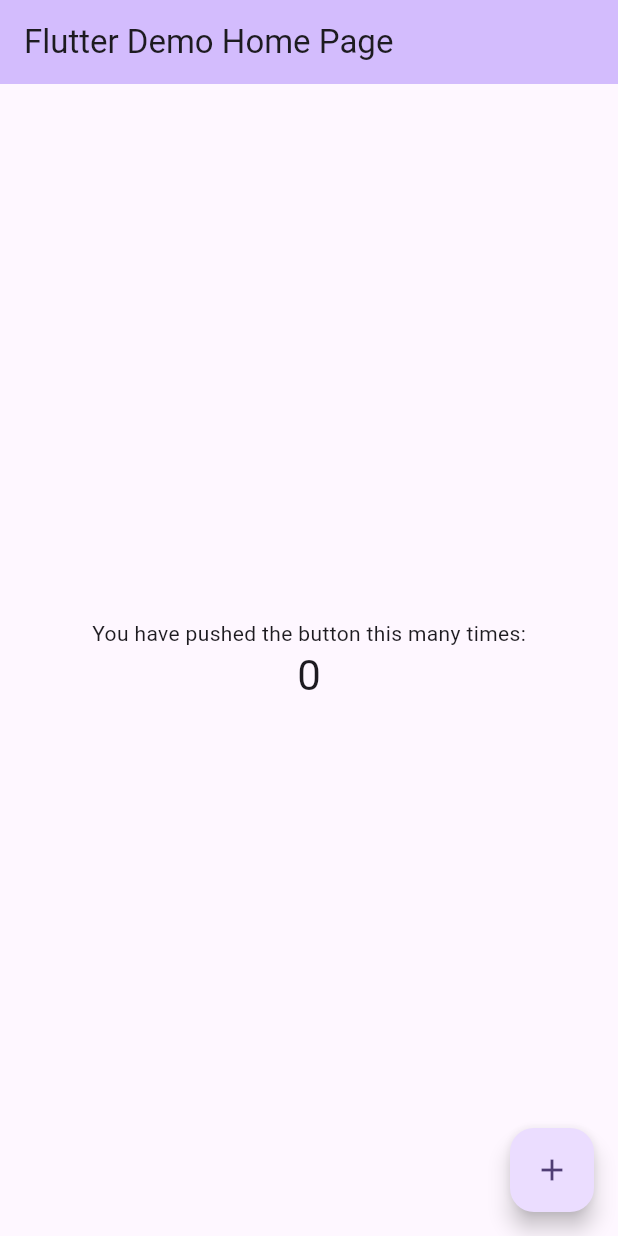
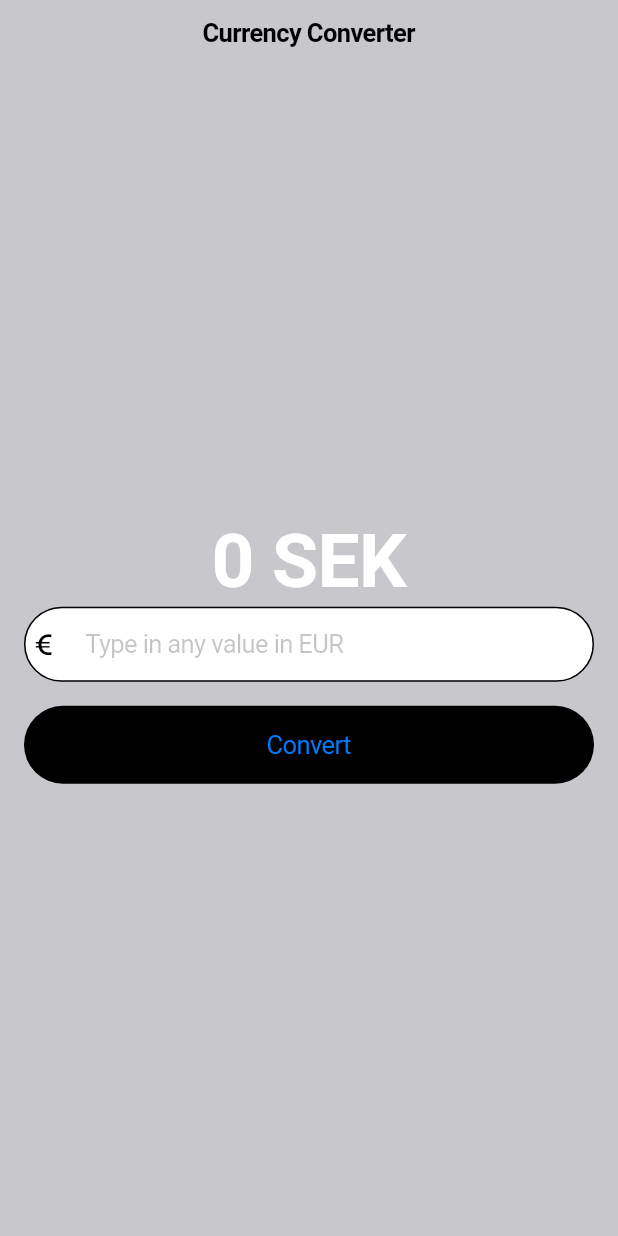
Before and after one commit to IsackHaer/Currency-Converter, a Flutter app: the screen it shows after launch, on a phone screen of 412 x 824 dp. Run offline on Flutter 3.47's test engine with Material 2 defaults, Android fonts, the phone set to English and light mode, and no system bars.

Commit message:
Material & Cupertino designs

```diff
--- /dev/null
+++ b/lib/CupertinoHomePage.dart
@@ -0,0 +1,74 @@
+import 'package:flutter/cupertino.dart';
+
+
+class CupertinoHomePage extends StatefulWidget {
+  const CupertinoHomePage({super.key});
+
+  @override
+  State<CupertinoHomePage> createState() => _CupertinoHomePageState();
+}
+
+class _CupertinoHomePageState extends State<CupertinoHomePage> {
+  double result = 0;
+  final TextEditingController textEditingController = TextEditingController();
+
+  @override
+  Widget build(BuildContext context) {
+    return CupertinoPageScaffold(
+      backgroundColor: CupertinoColors.systemGrey3,
+      navigationBar: const CupertinoNavigationBar(
+        backgroundColor: CupertinoColors.systemGrey3,
+        middle: Text('Currency Converter'),
+      ),
+      child: Center(
+        child: Padding(
+          padding: const EdgeInsets.all(16.0),
+          child: Column(
+            mainAxisAlignment: MainAxisAlignment.center,
+            crossAxisAlignment: CrossAxisAlignment.center,
+            children: [
+              Text(
+                '${result != 0 ? result.toStringAsFixed(2) : result.toStringAsFixed(0)} SEK',
+                style: const TextStyle(
+                    fontSize: 50,
+                    fontWeight: FontWeight.bold,
+                    color: CupertinoColors.white),
+              ),
+              SizedBox(
+                height: 50,
+                child: CupertinoTextField(
+                  controller: textEditingController,
+                  keyboardType:
+                      const TextInputType.numberWithOptions(decimal: true),
+                  style: const TextStyle(color: CupertinoColors.black),
+                  decoration: BoxDecoration(
+                    color: CupertinoColors.white,
+                    border: Border.all(color: CupertinoColors.black),
+                    borderRadius: BorderRadius.circular(50),
+                  ),
+                  prefix: const Icon(CupertinoIcons.money_euro, color: CupertinoColors.black),
+                  placeholder: 'Type in any value in EUR',
+                  padding: const EdgeInsets.only(left: 16.0),
+                ),
+              ),
+              const SizedBox(height: 16),
+              SizedBox(
+                width: double.infinity,
+                child: CupertinoButton(
+                  onPressed: () {
+                    setState(() {
+                      result = double.parse(textEditingController.text) * 11.71;
+                    });
+                  },
+                  color: CupertinoColors.black,
+                  borderRadius: BorderRadius.circular(50),
+                  child: const Text('Convert'),
+                ),
+              ),
+            ],
+          ),
+        ),
+      ),
+    );
+  }
+}
--- a/lib/main.dart
+++ b/lib/main.dart
@@ -1,125 +1,30 @@
+import 'package:currency_converter/CupertinoHomePage.dart';
+import 'package:currency_converter/MaterialHomePage.dart';
 import 'package:flutter/material.dart';
+import 'package:flutter/cupertino.dart';
 
 void main() {
-  runApp(const MyApp());
+  runApp(const MyCupertinoApp());
 }
 
 class MyApp extends StatelessWidget {
   const MyApp({super.key});
 
-  // This widget is the root of your application.
   @override
   Widget build(BuildContext context) {
-    return MaterialApp(
-      title: 'Flutter Demo',
-      theme: ThemeData(
-        // This is the theme of your application.
-        //
-        // TRY THIS: Try running your application with "flutter run". You'll see
-        // the application has a blue toolbar. Then, without quitting the app,
-        // try changing the seedColor in the colorScheme below to Colors.green
-        // and then invoke "hot reload" (save your changes or press the "hot
-        // reload" button in a Flutter-supported IDE, or press "r" if you used
-        // the command line to start the app).
-        //
-        // Notice that the counter didn't reset back to zero; the application
-        // state is not lost during the reload. To reset the state, use hot
-        // restart instead.
-        //
-        // This works for code too, not just values: Most code changes can be
-        // tested with just a hot reload.
-        colorScheme: ColorScheme.fromSeed(seedColor: Colors.deepPurple),
-        useMaterial3: true,
-      ),
-      home: const MyHomePage(title: 'Flutter Demo Home Page'),
+    return const MaterialApp(
+      home: MaterialHomePage(),
     );
   }
 }
 
-class MyHomePage extends StatefulWidget {
-  const MyHomePage({super.key, required this.title});
-
-  // This widget is the home page of your application. It is stateful, meaning
-  // that it has a State object (defined below) that contains fields that affect
-  // how it looks.
-
-  // This class is the configuration for the state. It holds the values (in this
-  // case the title) provided by the parent (in this case the App widget) and
-  // used by the build method of the State. Fields in a Widget subclass are
-  // always marked "final".
-
-  final String title;
-
-  @override
-  State<MyHomePage> createState() => _MyHomePageState();
-}
-
-class _MyHomePageState extends State<MyHomePage> {
-  int _counter = 0;
-
-  void _incrementCounter() {
-    setState(() {
-      // This call to setState tells the Flutter framework that something has
-      // changed in this State, which causes it to rerun the build method below
-      // so that the display can reflect the updated values. If we changed
-      // _counter without calling setState(), then the build method would not be
-      // called again, and so nothing would appear to happen.
-      _counter++;
-    });
-  }
+class MyCupertinoApp extends StatelessWidget {
+  const MyCupertinoApp({super.key});
 
   @override
   Widget build(BuildContext context) {
-    // This method is rerun every time setState is called, for instance as done
-    // by the _incrementCounter method above.
-    //
-    // The Flutter framework has been optimized to make rerunning build methods
-    // fast, so that you can just rebuild anything that needs updating rather
-    // than having to individually change instances of widgets.
-    return Scaffold(
-      appBar: AppBar(
-        // TRY THIS: Try changing the color here to a specific color (to
-        // Colors.amber, perhaps?) and trigger a hot reload to see the AppBar
-        // change color while the other colors stay the same.
-        backgroundColor: Theme.of(context).colorScheme.inversePrimary,
-        // Here we take the value from the MyHomePage object that was created by
-        // the App.build method, and use it to set our appbar title.
-        title: Text(widget.title),
-      ),
-      body: Center(
-        // Center is a layout widget. It takes a single child and positions it
-        // in the middle of the parent.
-        child: Column(
-          // Column is also a layout widget. It takes a list of children and
-          // arranges them vertically. By default, it sizes itself to fit its
-          // children horizontally, and tries to be as tall as its parent.
-          //
-          // Column has various properties to control how it sizes itself and
-          // how it positions its children. Here we use mainAxisAlignment to
-          // center the children vertically; the main axis here is the vertical
-          // axis because Columns are vertical (the cross axis would be
-          // horizontal).
-          //
-          // TRY THIS: Invoke "debug painting" (choose the "Toggle Debug Paint"
-          // action in the IDE, or press "p" in the console), to see the
-          // wireframe for each widget.
-          mainAxisAlignment: MainAxisAlignment.center,
-          children: <Widget>[
-            const Text(
-              'You have pushed the button this many times:',
-            ),
-            Text(
-              '$_counter',
-              style: Theme.of(context).textTheme.headlineMedium,
-            ),
-          ],
-        ),
-      ),
-      floatingActionButton: FloatingActionButton(
-        onPressed: _incrementCounter,
-        tooltip: 'Increment',
-        child: const Icon(Icons.add),
-      ), // This trailing comma makes auto-formatting nicer for build methods.
+    return const CupertinoApp(
+      home: CupertinoHomePage(),
     );
   }
 }
```
Also changed, not shown: lib/MaterialHomePage.dart (added, +86 -0 lines).
